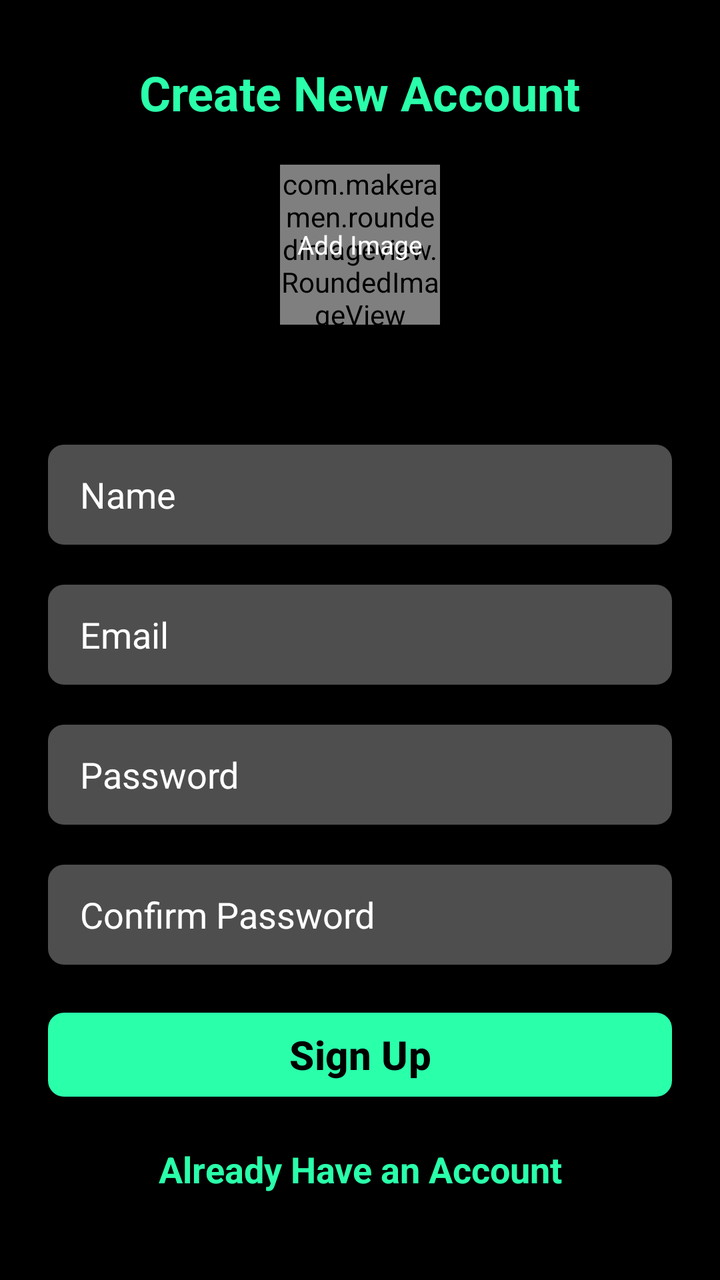
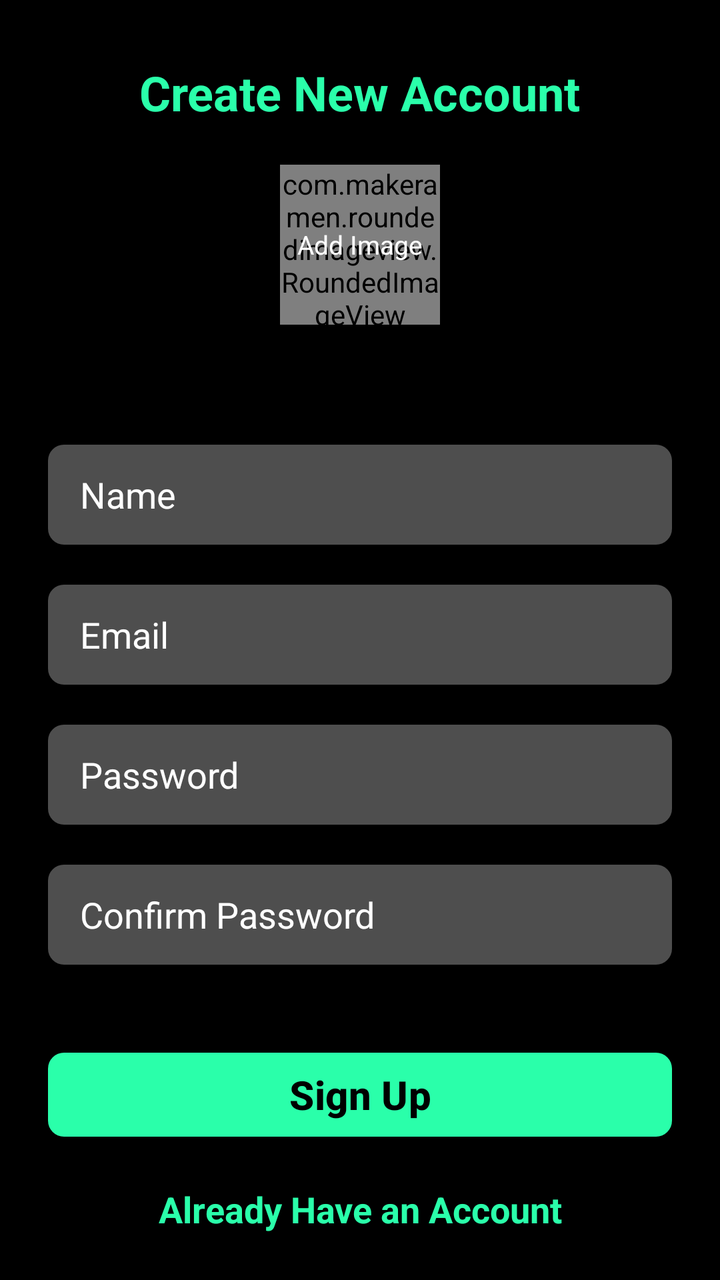

Compare the two renders of this Android layout. The source of the first and the diff that turns it into the second are given below.
<!-- AndroidManifest.xml: application theme Theme.SignIn_App -->
<!-- res/layout/activity_sign_up.xml -->
<?xml version="1.0" encoding="utf-8"?>
<ScrollView xmlns:android="http://schemas.android.com/apk/res/android"
    xmlns:app="http://schemas.android.com/apk/res-auto"
    android:background="@color/black"
    xmlns:tools="http://schemas.android.com/tools"
    android:id="@+id/main"
    android:layout_width="match_parent"
    android:layout_height="match_parent"
    android:clipToPadding="false"
    android:overScrollMode="never"
    android:fitsSystemWindows="true"
    android:padding="24dp"
    android:scrollbars="none"
    tools:context=".activities.SignUpActivity">

    <LinearLayout
        android:layout_width="match_parent"
        android:layout_height="wrap_content"
        android:orientation="vertical"
        android:gravity="center_horizontal">

        <TextView
            android:layout_width="wrap_content"
            android:layout_height="wrap_content"
            android:text="@string/create_new_account_text"
            android:textColor="@color/primary"
            android:textSize="24sp"
            android:textStyle="bold"
            android:layout_marginTop="6dp"/>

        <FrameLayout
            android:layout_width="wrap_content"
            android:layout_height="wrap_content"
            android:id="@+id/layoutImage"
            android:layout_marginTop="20dp">

            <com.makeramen.roundedimageview.RoundedImageView
                android:layout_width="80dp"
                android:layout_height="80dp"
                android:id="@+id/imageProfile"
                android:background="@drawable/background_image"
                android:scaleType="centerCrop"
                app:riv_oval="true"
                android:src="@drawable/background_image"/>

            <TextView
                android:id="@+id/textAddImage"
                android:layout_width="match_parent"
                android:layout_height="wrap_content"
                android:text="@string/add_image"
                android:textColor="@color/primary_text"
                android:layout_gravity="center"
                android:textSize="13sp"/>
        </FrameLayout>

        <EditText
            android:layout_width="match_parent"
            android:layout_height="50dp"
            android:id="@+id/inputName"
            android:layout_marginTop="60dp"
            android:hint="@string/name"
            android:imeOptions="actionNext"
            android:importantForAutofill="no"
            android:inputType="text"
            android:paddingStart="16dp"
            android:paddingEnd="16dp"
            android:background="@drawable/background_input"
            android:textColorHint="@color/primary_text"
            android:textColor="@color/primary_text"
            android:textAlignment="gravity"
            android:textSize="18sp"/>

        <EditText
            android:layout_width="match_parent"
            android:layout_height="50dp"
            android:id="@+id/inputEmail"
            android:layout_marginTop="20dp"
            android:hint="@string/email"
            android:imeOptions="actionNext"
            android:importantForAutofill="no"
            android:inputType="textEmailAddress"
            android:paddingStart="16dp"
            android:paddingEnd="16dp"
            android:background="@drawable/background_input"
            android:textColorHint="@color/primary_text"
            android:textColor="@color/primary_text"
            android:textAlignment="gravity"
            android:textSize="18sp"/>

        <EditText
            android:layout_width="match_parent"
            android:layout_height="50dp"
            android:id="@+id/inputPassword"
            android:layout_marginTop="20dp"
            android:hint="@string/password"
            android:imeOptions="actionNext"
            android:importantForAutofill="no"
            android:inputType="textPassword"
            android:paddingStart="16dp"
            android:paddingEnd="16dp"
            android:background="@drawable/background_input"
            android:textColorHint="@color/primary_text"
            android:textColor="@color/primary_text"
            android:textAlignment="gravity"
            android:textSize="18sp"/>

        <EditText
            android:layout_width="match_parent"
            android:layout_height="50dp"
            android:id="@+id/inputConfirmPassword"
            android:layout_marginTop="20dp"
            android:hint="@string/confirm_password"
            android:imeOptions="actionNext"
            android:importantForAutofill="no"
            android:inputType="textPassword"
            android:paddingStart="16dp"
            android:paddingEnd="16dp"
            android:background="@drawable/background_input"
            android:textColorHint="@color/primary_text"
            android:textColor="@color/primary_text"
            android:textAlignment="gravity"
            android:textSize="18sp"/>

        <com.google.android.material.button.MaterialButton
            android:layout_width="match_parent"
            android:layout_height="50dp"
            android:text="@string/sign_up"
            android:textAlignment="gravity"
            android:textColor="@color/black"
            android:textSize="20sp"
            android:id="@+id/buttonSignUp"
            android:textStyle="bold"
            android:layout_marginTop="20dp"
            app:cornerRadius="8dp"/>

        <TextView
            android:id="@+id/textSignIn"
            android:layout_width="match_parent"
            android:layout_height="wrap_content"
            android:layout_marginTop="20dp"
            android:text="@string/already_have_an_account"
            android:textAlignment="center"
            android:textColor="@color/primary"
            android:textSize="18sp"
            android:textStyle="bold"
            />


    </LinearLayout>

</ScrollView>
<!-- resources referenced by this layout -->
<resources>
  <color name="black">#FF000000</color>
  <color name="primary">#2AFFAA</color>
  <color name="primary_text">#FFFFFF</color>
  <!-- drawable background_image (drawable) -->
  <?xml version="1.0" encoding="utf-8"?>
  <shape xmlns:android="http://schemas.android.com/apk/res/android" android:shape="oval">
      <solid android:color="@color/input_background"/>
  </shape>
  <!-- drawable background_input (drawable) -->
  <?xml version="1.0" encoding="utf-8"?>
  <shape xmlns:android="http://schemas.android.com/apk/res/android" android:shape="rectangle">
      <solid android:color="@color/input_background"/>
      <corners android:radius="8dp"/>
  </shape>
  <string name="add_image">Add Image</string>
  <string name="already_have_an_account">Already Have an Account</string>
  <string name="confirm_password">Confirm Password</string>
  <string name="create_new_account_text">Create New Account</string>
  <string name="email">Email</string>
  <string name="name">Name</string>
  <string name="password">Password</string>
  <string name="sign_up">Sign Up</string>
  <style name="Theme.SignIn_App" parent="Base.Theme.SignIn_App" />
  <color name="input_background">#4E4E4E</color>
  <style name="Base.Theme.SignIn_App" parent="Theme.Material3.DayNight.NoActionBar">
          
          
          <item name="colorPrimary">@color/primary</item>
          <item name="android:statusBarColor">@color/primary</item>
      </style>
</resources>

<!-- the commit's change to res/layout/activity_sign_up.xml (unified diff, before → after) -->
@@ -121,17 +121,31 @@
             android:textAlignment="gravity"
             android:textSize="18sp"/>
 
-        <com.google.android.material.button.MaterialButton
+        <FrameLayout
             android:layout_width="match_parent"
-            android:layout_height="50dp"
-            android:text="@string/sign_up"
-            android:textAlignment="gravity"
-            android:textColor="@color/black"
-            android:textSize="20sp"
-            android:id="@+id/buttonSignUp"
-            android:textStyle="bold"
+            android:layout_height="match_parent"
             android:layout_marginTop="20dp"
-            app:cornerRadius="8dp"/>
+            android:animateLayoutChanges="true">
+
+            <com.google.android.material.button.MaterialButton
+                android:layout_width="match_parent"
+                android:layout_height="50dp"
+                android:text="@string/sign_up"
+                android:textAlignment="gravity"
+                android:textColor="@color/black"
+                android:textSize="20sp"
+                android:id="@+id/buttonSignUp"
+                android:textStyle="bold"
+                android:layout_marginTop="20dp"
+                app:cornerRadius="8dp"/>
+
+            <ProgressBar
+                android:layout_width="25dp"
+                android:layout_height="25dp"
+                android:id="@+id/progressBar"
+                android:layout_gravity="center"
+                android:visibility="invisible"/>
+        </FrameLayout>
 
         <TextView
             android:id="@+id/textSignIn"
